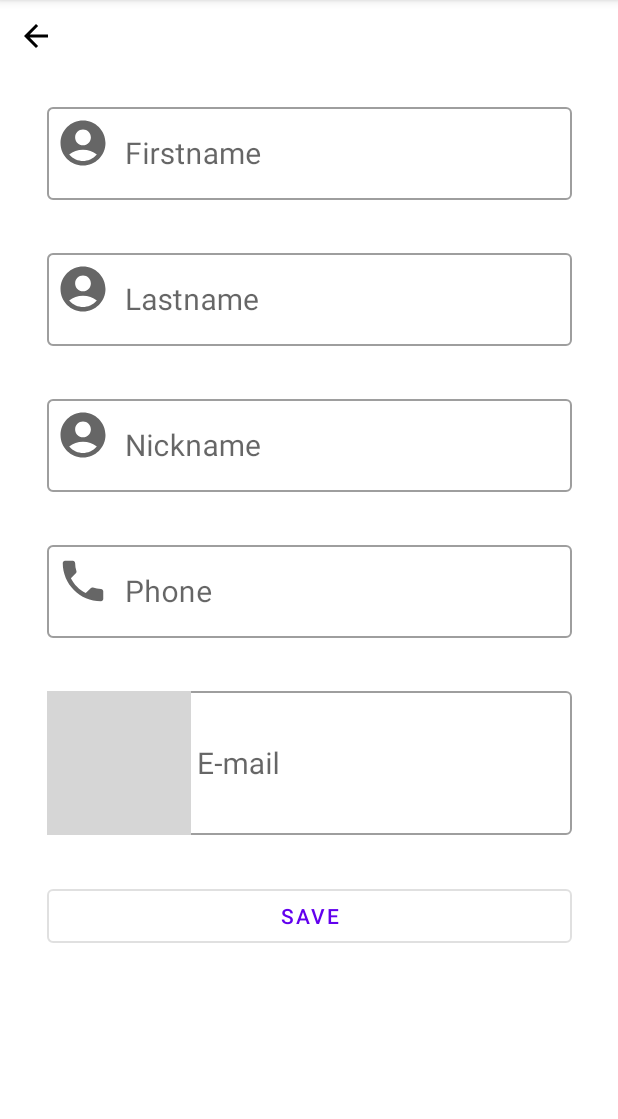
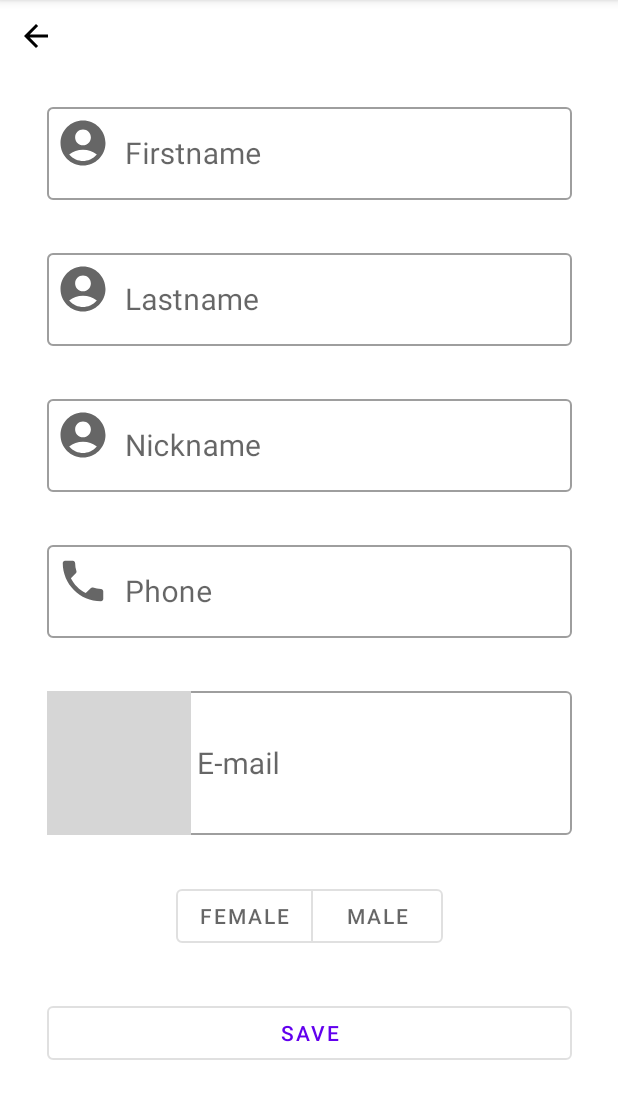
Before and after one commit to DTselikis/APPointment-Admin, an Android app: the CreateCustomerFragment screen opened through its navigation route, on a phone screen of 412 x 824 dp, the part 84-1203 px from its top. Run offline under Robolectric (Android 15) with nearby library versions, the phone set to English and light mode, and no system bars; our stand-ins replace CircleImageView, Firebase (no records; nobody signed in at launch, a user with empty details on screens opened directly), data binding; 3 statements that could not run were skipped; grey boxes are pictures that could not be loaded.

Commit message:
Created UI to choose gender

```diff
--- a/app/src/main/res/layout/fragment_create_customer.xml
+++ b/app/src/main/res/layout/fragment_create_customer.xml
@@ -140,6 +140,30 @@
 
             </com.google.android.material.textfield.TextInputLayout>
 
+            <com.google.android.material.button.MaterialButtonToggleGroup
+                android:id="@+id/gender_group"
+                android:layout_width="@dimen/profile_edit_edit_text_width"
+                android:layout_height="wrap_content"
+                android:layout_marginTop="@dimen/profile_items_margin_top"
+                android:gravity="center"
+                app:layout_constraintEnd_toEndOf="parent"
+                app:layout_constraintStart_toStartOf="parent"
+                app:layout_constraintTop_toBottomOf="@id/email"
+                app:singleSelection="true">
+
+                <Button
+                    style="?attr/materialButtonOutlinedStyle"
+                    android:layout_width="wrap_content"
+                    android:layout_height="wrap_content"
+                    android:text="@string/female_gender_btn" />
+
+                <Button
+                    style="?attr/materialButtonOutlinedStyle"
+                    android:layout_width="wrap_content"
+                    android:layout_height="wrap_content"
+                    android:text="@string/male_gender_btn" />
+            </com.google.android.material.button.MaterialButtonToggleGroup>
+
             <com.google.android.material.button.MaterialButton
                 android:id="@+id/save_info_btn"
                 style="@style/Widget.MaterialComponents.Button.OutlinedButton"
@@ -150,7 +174,7 @@
                 android:text="@string/save_edits_btn_text"
                 app:layout_constraintEnd_toEndOf="parent"
                 app:layout_constraintStart_toStartOf="parent"
-                app:layout_constraintTop_toBottomOf="@id/email" />
+                app:layout_constraintTop_toBottomOf="@id/gender_group" />
 
         </androidx.constraintlayout.widget.ConstraintLayout>
     </ScrollView>
--- a/app/src/main/res/values/strings.xml
+++ b/app/src/main/res/values/strings.xml
@@ -35,4 +35,6 @@
     <string name="registered_filter">Registered</string>
     <string name="unregistered_filter">Unregistered</string>
     <string name="search_customer_hint">Dimitriakos</string>
+    <string name="female_gender_btn">Female</string>
+    <string name="male_gender_btn">Male</string>
 </resources>
```
